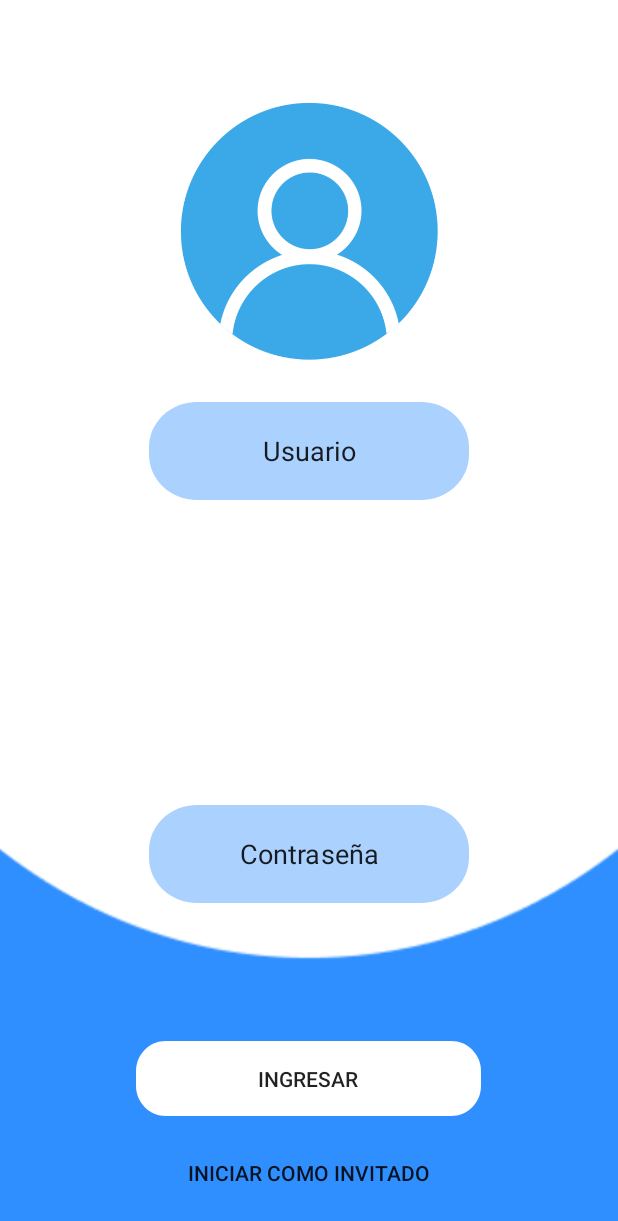
After one commit to Gabriel09199/MoniApp, an Android app: the ActivityLogin screen opened directly, with no data from a screen before it, on a phone screen of 412 x 824 dp. The commit adds this screen. Shown: the top 1221 px of the screen. Run offline under Robolectric (Android 15) with nearby library versions, the phone set to English and light mode, and no system bars; Roboto replaces fonts that are not available here.

Commit message:
LOGIN ACTIVITY Y MAIN

```diff
--- a/app/src/main/AndroidManifest.xml
+++ b/app/src/main/AndroidManifest.xml
@@ -1,7 +1,6 @@
 <?xml version="1.0" encoding="utf-8"?>
 <manifest xmlns:android="http://schemas.android.com/apk/res/android"
     package="com.example.moniapp">
-
     <!-- To auto-complete the email text field in the login form with the user's emails -->
     <uses-permission android:name="android.permission.GET_ACCOUNTS" />
     <uses-permission android:name="android.permission.READ_PROFILE" />
@@ -14,9 +13,8 @@
         android:roundIcon="@mipmap/ic_launcher_round"
         android:supportsRtl="true"
         android:theme="@style/Theme.Design.Light.NoActionBar">
-        <activity
-            android:name=".activities.LoginActivity"
-            android:label="@string/title_activity_login"></activity>
+        <activity android:name=".activities.ActivityLogin"></activity>
+
         <activity android:name=".activities.ActivityTutor" />
         <activity
             android:name=".activities.MainActivity"
--- /dev/null
+++ b/app/src/main/java/com/example/moniapp/activities/ActivityLogin.java
@@ -0,0 +1,93 @@
+package com.example.moniapp.activities;
+
+import android.content.Intent;
+import android.support.v7.app.AppCompatActivity;
+import android.os.Bundle;
+import android.view.View;
+import android.widget.Button;
+import android.widget.TextView;
+import android.widget.Toast;
+
+import com.example.moniapp.R;
+import com.example.moniapp.servicios.ServicioMoniApp;
+
+public class ActivityLogin extends AppCompatActivity {
+
+    public static final String USER="USUARIO";
+
+    public static final String PASSWORD="usuario";
+
+
+    private TextView txtUsername;
+
+    private TextView txtContraseña;
+
+    private Button btnIngresar;
+
+    private Button btnIngresarInvitado;
+
+    private ServicioMoniApp servicioMoniApp;
+
+    @Override
+    protected void onCreate(Bundle savedInstanceState) {
+        super.onCreate(savedInstanceState);
+        setContentView(R.layout.activity_login);
+
+        txtUsername = (TextView)findViewById(R.id.txtUsername);
+        txtContraseña = (TextView)findViewById(R.id.txtContraseña);
+
+        btnIngresar = (Button) findViewById(R.id.btnIngresar);
+        btnIngresarInvitado= (Button)findViewById(R.id.btnIngresarInvitado);
+        servicioMoniApp =(ServicioMoniApp) getIntent().getSerializableExtra("ServicioMoniApp");
+
+
+    }
+
+
+    public void btnIniciarVistaInvitado(View view)
+    {
+        Intent intent= new Intent(this, ActivityUsuario.class);
+        Bundle bundle = new Bundle();
+        bundle.putSerializable("ServicioMoniApp", servicioMoniApp);
+        intent.putExtras(bundle);
+        startActivity(intent);
+    }
+
+    public void btnIniciarSesion(View view)
+    {
+
+        if(txtUsername.toString().equals(USER) && txtContraseña.equals(PASSWORD))
+        {
+            Intent intent= new Intent(this, ActivityTutor.class);
+            Bundle bundle = new Bundle();
+            bundle.putSerializable("ServicioMoniApp", servicioMoniApp);
+            intent.putExtras(bundle);
+            startActivity(intent);
+        }
+        else
+            {
+                Toast.makeText(this,"Usuario o contraseña Inválidos", Toast.LENGTH_LONG);
+
+            }
+
+
+
+
+    }
+
+
+
+
+
+
+
+
+
+
+
+
+
+
+
+
+}
--- /dev/null
+++ b/app/src/main/res/drawable/txt_login.xml
@@ -0,0 +1,24 @@
+<?xml version="1.0" encoding="utf-8"?>
+<vector
+    xmlns:android="http://schemas.android.com/apk/res/android"
+    xmlns:aapt="http://schemas.android.com/aapt"
+    android:width="200dp"
+    android:height="65dp"
+    android:viewportWidth="200"
+    android:viewportHeight="65"
+    >
+
+    <group>
+
+        <clip-path
+            android:pathData="M30 0H170C186.569 0 200 13.4315 200 30V35C200 51.5685 186.569 65 170 65H30C13.4315 65 0 51.5685 0 35V30C0 13.4315 13.4315 0 30 0Z"
+            />
+
+        <path
+            android:pathData="M0 0V65H200V0"
+            android:fillColor="#662F8FFF"
+            />
+
+    </group>
+
+</vector>
--- /dev/null
+++ b/app/src/main/res/layout/activity_login.xml
@@ -0,0 +1,89 @@
+<?xml version="1.0" encoding="utf-8"?>
+<android.support.constraint.ConstraintLayout xmlns:android="http://schemas.android.com/apk/res/android"
+    xmlns:app="http://schemas.android.com/apk/res-auto"
+    xmlns:tools="http://schemas.android.com/tools"
+    android:layout_width="match_parent"
+    android:layout_height="match_parent"
+    android:background="@drawable/login_frame"
+    tools:context=".activities.ActivityLogin">
+
+    <EditText
+        android:id="@+id/txtUsername"
+        android:layout_width="wrap_content"
+        android:layout_height="wrap_content"
+        android:layout_marginStart="8dp"
+        android:layout_marginTop="268dp"
+        android:layout_marginEnd="8dp"
+        android:layout_marginBottom="8dp"
+        android:background="@drawable/txt_login"
+        android:ems="10"
+        android:gravity="center"
+        android:inputType="textPersonName"
+        android:text="@string/txtUsuario"
+        app:layout_constraintBottom_toTopOf="@+id/txtContraseña"
+        app:layout_constraintEnd_toEndOf="parent"
+        app:layout_constraintStart_toStartOf="parent"
+        app:layout_constraintTop_toTopOf="parent"
+        app:layout_constraintVertical_bias="0.0" />
+
+    <EditText
+        android:id="@+id/txtContraseña"
+        android:layout_width="wrap_content"
+        android:layout_height="wrap_content"
+        android:layout_marginStart="8dp"
+        android:layout_marginEnd="8dp"
+        android:layout_marginBottom="92dp"
+        android:background="@drawable/txt_login"
+        android:ems="10"
+        android:gravity="center"
+        android:inputType="textPersonName"
+        android:text="@string/txtContraseña"
+        app:layout_constraintBottom_toTopOf="@+id/btnIngresar"
+        app:layout_constraintEnd_toEndOf="parent"
+        app:layout_constraintStart_toStartOf="parent" />
+
+    <Button
+        android:id="@+id/btnIngresar"
+        android:layout_width="wrap_content"
+        android:layout_height="wrap_content"
+        android:layout_marginStart="8dp"
+        android:layout_marginEnd="8dp"
+        android:layout_marginBottom="12dp"
+        android:text="@string/btnLogin"
+        android:background="@drawable/rectangulo_btn"
+        android:onClick="btnIniciarSesion"
+        app:layout_constraintBottom_toTopOf="@+id/btnIngresarInvitado"
+        app:layout_constraintEnd_toEndOf="parent"
+        app:layout_constraintHorizontal_bias="0.498"
+        app:layout_constraintStart_toStartOf="parent" />
+
+    <Button
+        android:id="@+id/btnIngresarInvitado"
+        android:layout_width="wrap_content"
+        android:layout_height="52dp"
+        android:layout_marginStart="8dp"
+        android:layout_marginEnd="8dp"
+        android:layout_marginBottom="16dp"
+        android:background="@android:color/transparent"
+        android:text="@string/txtIniciarInivitado"
+        app:layout_constraintBottom_toBottomOf="parent"
+        app:layout_constraintEnd_toEndOf="parent"
+        app:layout_constraintHorizontal_bias="0.497"
+        android:onClick="btnIniciarVistaInvitado"
+        app:layout_constraintStart_toStartOf="parent" />
+
+    <ImageView
+        android:id="@+id/imgLogin"
+        android:layout_width="181dp"
+        android:layout_height="188dp"
+        android:layout_marginStart="8dp"
+        android:layout_marginTop="44dp"
+        android:layout_marginEnd="8dp"
+        android:layout_marginBottom="8dp"
+        android:src="@drawable/_username_login_1172579"
+        app:layout_constraintBottom_toTopOf="@+id/txtUsername"
+        app:layout_constraintEnd_toEndOf="parent"
+        app:layout_constraintStart_toStartOf="parent"
+        app:layout_constraintTop_toTopOf="parent"
+        app:layout_constraintVertical_bias="0.571" />
+</android.support.constraint.ConstraintLayout>
--- a/app/src/main/res/values/strings.xml
+++ b/app/src/main/res/values/strings.xml
@@ -19,6 +19,13 @@
     <string name="txtTitutoTutor">MIS CLASES</string>
     <string name="txtNombreClasePorTutor">Nombre de la clase</string>
     <string name="txtDisponible">Disponible</string>
+    <string name="txtIniciar">Iniciar</string>
+    <string name="txtUsuario">Usuario</string>
+    <string name="txtContraseña">Contraseña</string>
+    <string name="txtIniciarInivitado">Iniciar como invitado</string>
+    <string name="btnLogin">Ingresar</string>
+
+
     <string-array name="opcionesTutor">
         <item>Mis clases</item>
         <item>Mis horarios</item>
```
Also changed, not shown: app/src/main/java/com/example/moniapp/activities/MainActivity.java (+14 -5 lines), app/src/main/res/layout/activity_main.xml (+5 -26 lines), app/src/main/res/drawable/_username_login_1172579.png (added), app/src/main/res/drawable/login_frame.png (added).
